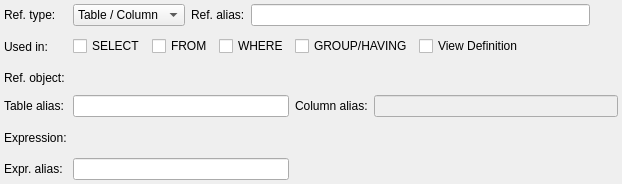
pgmodeler/pgmodeler, file libpgmodeler_ui/ui/referencewidget.ui: the form before one commit.
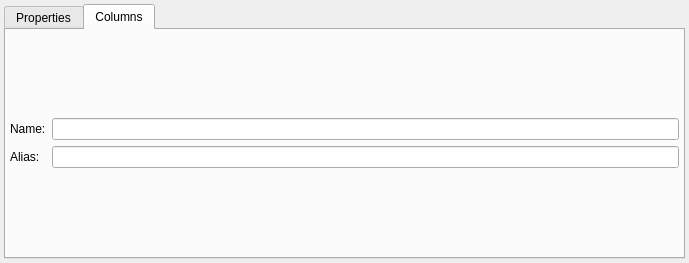
The form after the commit. The open tabs and pages were chosen to show the change.

Commit message:
Changed View in such way to use the class SimpleColumn to represent its deduced columns.
Added a tab "Columns" in ReferenceWidget where the user will be able to
insert columns to be used as view columns (WIP)

```diff
--- a/libpgmodeler_ui/ui/referencewidget.ui
+++ b/libpgmodeler_ui/ui/referencewidget.ui
@@ -6,8 +6,8 @@
    <rect>
     <x>0</x>
     <y>0</y>
-    <width>622</width>
-    <height>184</height>
+    <width>689</width>
+    <height>263</height>
    </rect>
   </property>
   <property name="minimumSize">
@@ -32,19 +32,37 @@
    <property name="bottomMargin">
     <number>4</number>
    </property>
-   <item row="4" column="0">
-    <widget class="QLabel" name="tab_alias_lbl">
-     <property name="sizePolicy">
-      <sizepolicy hsizetype="Fixed" vsizetype="Preferred">
-       <horstretch>0</horstretch>
-       <verstretch>0</verstretch>
-      </sizepolicy>
-     </property>
-     <property name="text">
-      <string>Table alias:</string>
+   <property name="spacing">
+    <number>6</number>
+   </property>
+   <item row="0" column="0">
+    <widget class="QTabWidget" name="properties_tbw">
+     <property name="enabled">
+      <bool>true</bool>
      </property>
-    </widget>
-   </item>
+     <property name="currentIndex">
+      <number>0</number>
+     </property>
+     <widget class="QWidget" name="tab">
+      <attribute name="title">
+       <string>Properties</string>
+      </attribute>
+      <layout class="QGridLayout" name="gridLayout_2">
+       <property name="leftMargin">
+        <number>4</number>
+       </property>
+       <property name="topMargin">
+        <number>4</number>
+       </property>
+       <property name="rightMargin">
+        <number>4</number>
+       </property>
+       <property name="bottomMargin">
+        <number>4</number>
+       </property>
+       <property name="spacing">
+        <number>6</number>
+       </property>
    <item row="0" column="0">
     <widget class="QLabel" name="ref_type_lbl">
      <property name="sizePolicy">
@@ -64,55 +82,6 @@
      </property>
     </widget>
    </item>
-   <item row="1" column="0">
-    <widget class="QLabel" name="used_in_lbl">
-     <property name="sizePolicy">
-      <sizepolicy hsizetype="Fixed" vsizetype="Preferred">
-       <horstretch>0</horstretch>
-       <verstretch>0</verstretch>
-      </sizepolicy>
-     </property>
-     <property name="text">
-      <string>Used in:</string>
-     </property>
-    </widget>
-   </item>
-   <item row="5" column="0">
-    <widget class="QLabel" name="expression_lbl">
-     <property name="sizePolicy">
-      <sizepolicy hsizetype="Fixed" vsizetype="Preferred">
-       <horstretch>0</horstretch>
-       <verstretch>0</verstretch>
-      </sizepolicy>
-     </property>
-     <property name="text">
-      <string>Expression:</string>
-     </property>
-    </widget>
-   </item>
-   <item row="6" column="0">
-    <widget class="QLabel" name="expr_alias_lbl">
-     <property name="sizePolicy">
-      <sizepolicy hsizetype="Fixed" vsizetype="Preferred">
-       <horstretch>0</horstretch>
-       <verstretch>0</verstretch>
-      </sizepolicy>
-     </property>
-     <property name="text">
-      <string>Expr. alias:</string>
-     </property>
-    </widget>
-   </item>
-   <item row="6" column="1">
-    <widget class="QLineEdit" name="expr_alias_edt">
-     <property name="sizePolicy">
-      <sizepolicy hsizetype="Preferred" vsizetype="Fixed">
-       <horstretch>0</horstretch>
-       <verstretch>0</verstretch>
-      </sizepolicy>
-     </property>
-    </widget>
-   </item>
    <item row="1" column="1" colspan="4">
     <layout class="QGridLayout" name="gridLayout">
      <item row="0" column="0" rowspan="2">
@@ -199,7 +168,7 @@
        </property>
       </widget>
      </item>
-     <item row="0" column="6" rowspan="2">
+         <item row="0" column="7" rowspan="2">
       <spacer name="horizontalSpacer">
        <property name="orientation">
         <enum>Qt::Horizontal</enum>
@@ -212,7 +181,7 @@
        </property>
       </spacer>
      </item>
-     <item row="0" column="4" rowspan="2">
+         <item row="0" column="4" rowspan="2" colspan="2">
       <widget class="QCheckBox" name="view_def_chk">
        <property name="sizePolicy">
         <sizepolicy hsizetype="Preferred" vsizetype="Fixed">
@@ -249,38 +218,6 @@
      </item>
     </layout>
    </item>
-   <item row="4" column="1">
-    <widget class="QLineEdit" name="tab_alias_edt">
-     <property name="sizePolicy">
-      <sizepolicy hsizetype="Preferred" vsizetype="Fixed">
-       <horstretch>0</horstretch>
-       <verstretch>0</verstretch>
-      </sizepolicy>
-     </property>
-    </widget>
-   </item>
-   <item row="3" column="4">
-    <widget class="QWidget" name="ref_object_hint" native="true">
-     <property name="sizePolicy">
-      <sizepolicy hsizetype="Fixed" vsizetype="Fixed">
-       <horstretch>0</horstretch>
-       <verstretch>0</verstretch>
-      </sizepolicy>
-     </property>
-     <property name="minimumSize">
-      <size>
-       <width>22</width>
-       <height>22</height>
-      </size>
-     </property>
-     <property name="maximumSize">
-      <size>
-       <width>22</width>
-       <height>22</height>
-      </size>
-     </property>
-    </widget>
-   </item>
    <item row="0" column="1" colspan="4">
     <layout class="QHBoxLayout" name="horizontalLayout_4">
      <item>
@@ -368,7 +305,20 @@
      </item>
     </layout>
    </item>
-   <item row="3" column="0">
+       <item row="1" column="0">
+        <widget class="QLabel" name="used_in_lbl">
+         <property name="sizePolicy">
+          <sizepolicy hsizetype="Fixed" vsizetype="Preferred">
+           <horstretch>0</horstretch>
+           <verstretch>0</verstretch>
+          </sizepolicy>
+         </property>
+         <property name="text">
+          <string>Used in:</string>
+         </property>
+        </widget>
+       </item>
+       <item row="2" column="0">
     <widget class="QLabel" name="table_lbl">
      <property name="sizePolicy">
       <sizepolicy hsizetype="Fixed" vsizetype="Preferred">
@@ -381,7 +331,30 @@
      </property>
     </widget>
    </item>
-   <item row="4" column="2">
+       <item row="3" column="0">
+        <widget class="QLabel" name="tab_alias_lbl">
+         <property name="sizePolicy">
+          <sizepolicy hsizetype="Fixed" vsizetype="Preferred">
+           <horstretch>0</horstretch>
+           <verstretch>0</verstretch>
+          </sizepolicy>
+         </property>
+         <property name="text">
+          <string>Table alias:</string>
+         </property>
+        </widget>
+       </item>
+       <item row="3" column="1">
+        <widget class="QLineEdit" name="tab_alias_edt">
+         <property name="sizePolicy">
+          <sizepolicy hsizetype="Preferred" vsizetype="Fixed">
+           <horstretch>0</horstretch>
+           <verstretch>0</verstretch>
+          </sizepolicy>
+         </property>
+        </widget>
+       </item>
+       <item row="3" column="2">
     <widget class="QLabel" name="col_alias_lbl">
      <property name="sizePolicy">
       <sizepolicy hsizetype="Fixed" vsizetype="Preferred">
@@ -394,7 +367,7 @@
      </property>
     </widget>
    </item>
-   <item row="4" column="3" colspan="2">
+       <item row="3" column="3" colspan="2">
     <widget class="QLineEdit" name="col_alias_edt">
      <property name="enabled">
       <bool>false</bool>
@@ -407,18 +380,203 @@
      </property>
     </widget>
    </item>
-   <item row="6" column="2" colspan="3">
+       <item row="4" column="0">
+        <widget class="QLabel" name="expression_lbl">
+         <property name="sizePolicy">
+          <sizepolicy hsizetype="Fixed" vsizetype="Preferred">
+           <horstretch>0</horstretch>
+           <verstretch>0</verstretch>
+          </sizepolicy>
+         </property>
+         <property name="text">
+          <string>Expression:</string>
+         </property>
+        </widget>
+       </item>
+       <item row="5" column="0">
+        <widget class="QLabel" name="expr_alias_lbl">
+         <property name="sizePolicy">
+          <sizepolicy hsizetype="Fixed" vsizetype="Preferred">
+           <horstretch>0</horstretch>
+           <verstretch>0</verstretch>
+          </sizepolicy>
+         </property>
+         <property name="text">
+          <string>Expr. alias:</string>
+         </property>
+        </widget>
+       </item>
+       <item row="5" column="1">
+        <widget class="QLineEdit" name="expr_alias_edt">
+         <property name="sizePolicy">
+          <sizepolicy hsizetype="Preferred" vsizetype="Fixed">
+           <horstretch>0</horstretch>
+           <verstretch>0</verstretch>
+          </sizepolicy>
+         </property>
+        </widget>
+       </item>
+       <item row="5" column="2" colspan="3">
     <spacer name="horizontalSpacer_3">
      <property name="orientation">
       <enum>Qt::Horizontal</enum>
      </property>
      <property name="sizeHint" stdset="0">
       <size>
-       <width>40</width>
-       <height>20</height>
+           <width>318</width>
+           <height>17</height>
       </size>
      </property>
     </spacer>
+       </item>
+       <item row="2" column="4">
+        <widget class="QWidget" name="ref_object_hint" native="true">
+         <property name="sizePolicy">
+          <sizepolicy hsizetype="Fixed" vsizetype="Fixed">
+           <horstretch>0</horstretch>
+           <verstretch>0</verstretch>
+          </sizepolicy>
+         </property>
+         <property name="minimumSize">
+          <size>
+           <width>22</width>
+           <height>22</height>
+          </size>
+         </property>
+         <property name="maximumSize">
+          <size>
+           <width>22</width>
+           <height>22</height>
+          </size>
+         </property>
+        </widget>
+       </item>
+      </layout>
+     </widget>
+     <widget class="QWidget" name="tab_2">
+      <property name="enabled">
+       <bool>true</bool>
+      </property>
+      <attribute name="title">
+       <string>Columns</string>
+      </attribute>
+      <layout class="QVBoxLayout" name="verticalLayout">
+       <property name="spacing">
+        <number>6</number>
+       </property>
+       <property name="leftMargin">
+        <number>4</number>
+       </property>
+       <property name="topMargin">
+        <number>4</number>
+       </property>
+       <property name="rightMargin">
+        <number>4</number>
+       </property>
+       <property name="bottomMargin">
+        <number>4</number>
+       </property>
+       <item>
+        <layout class="QGridLayout" name="gridLayout_3">
+         <item row="0" column="0">
+          <widget class="QLabel" name="name_lbl">
+           <property name="sizePolicy">
+            <sizepolicy hsizetype="Fixed" vsizetype="Preferred">
+             <horstretch>0</horstretch>
+             <verstretch>0</verstretch>
+            </sizepolicy>
+           </property>
+           <property name="maximumSize">
+            <size>
+             <width>16777215</width>
+             <height>16777215</height>
+            </size>
+           </property>
+           <property name="text">
+            <string>Name:</string>
+           </property>
+          </widget>
+         </item>
+         <item row="0" column="1">
+          <widget class="QLineEdit" name="name_edt">
+           <property name="sizePolicy">
+            <sizepolicy hsizetype="Expanding" vsizetype="Fixed">
+             <horstretch>0</horstretch>
+             <verstretch>0</verstretch>
+            </sizepolicy>
+           </property>
+           <property name="minimumSize">
+            <size>
+             <width>0</width>
+             <height>0</height>
+            </size>
+           </property>
+           <property name="maximumSize">
+            <size>
+             <width>16777215</width>
+             <height>16777215</height>
+            </size>
+           </property>
+           <property name="statusTip">
+            <string>This is the name of the object in the PostgreSQL database.</string>
+           </property>
+           <property name="text">
+            <string/>
+           </property>
+          </widget>
+         </item>
+         <item row="1" column="0">
+          <widget class="QLabel" name="logical_name_lbl">
+           <property name="sizePolicy">
+            <sizepolicy hsizetype="Fixed" vsizetype="Preferred">
+             <horstretch>0</horstretch>
+             <verstretch>0</verstretch>
+            </sizepolicy>
+           </property>
+           <property name="maximumSize">
+            <size>
+             <width>16777215</width>
+             <height>16777215</height>
+            </size>
+           </property>
+           <property name="text">
+            <string>Alias:</string>
+           </property>
+          </widget>
+         </item>
+         <item row="1" column="1">
+          <widget class="QLineEdit" name="alias_edt">
+           <property name="sizePolicy">
+            <sizepolicy hsizetype="Expanding" vsizetype="Fixed">
+             <horstretch>0</horstretch>
+             <verstretch>0</verstretch>
+            </sizepolicy>
+           </property>
+           <property name="minimumSize">
+            <size>
+             <width>0</width>
+             <height>0</height>
+            </size>
+           </property>
+           <property name="maximumSize">
+            <size>
+             <width>16777215</width>
+             <height>16777215</height>
+            </size>
+           </property>
+           <property name="statusTip">
+            <string>This is a more friendly name for the object. When displaying the model in compact view this is the name shown for the object instead of its real name. If this field is empty the real name will be displayed anyway.</string>
+           </property>
+           <property name="text">
+            <string/>
+           </property>
+          </widget>
+         </item>
+        </layout>
+       </item>
+      </layout>
+     </widget>
+    </widget>
    </item>
   </layout>
  </widget>
```
Left out of the diff: 2 changed lines with no effect on the pictures. Lines whose indentation alone changed are shown as unchanged. The commit also changes 9 other files.
